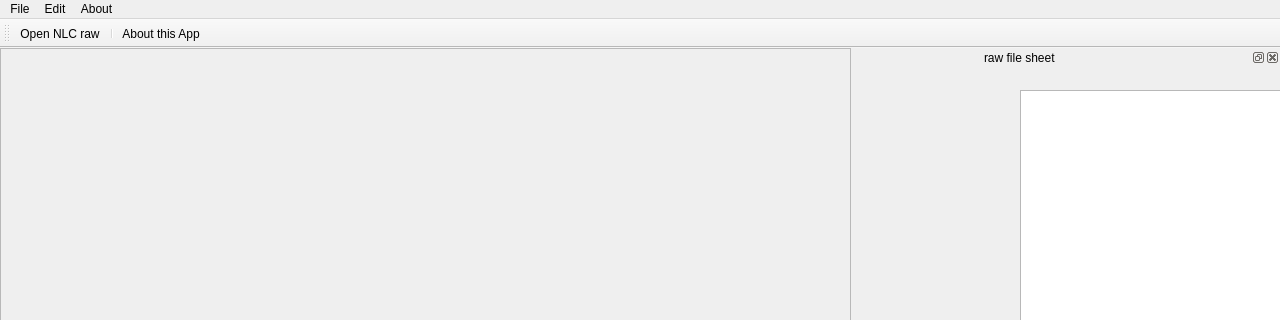
The window that ui/mainwindow.ui (JonahZeng/sensor_linear_feature) describes before a commit, drawn with Qt 5; both pictures show x 0 to 1280 and y 0 to 320 of the 1280 by 800 pixel window.
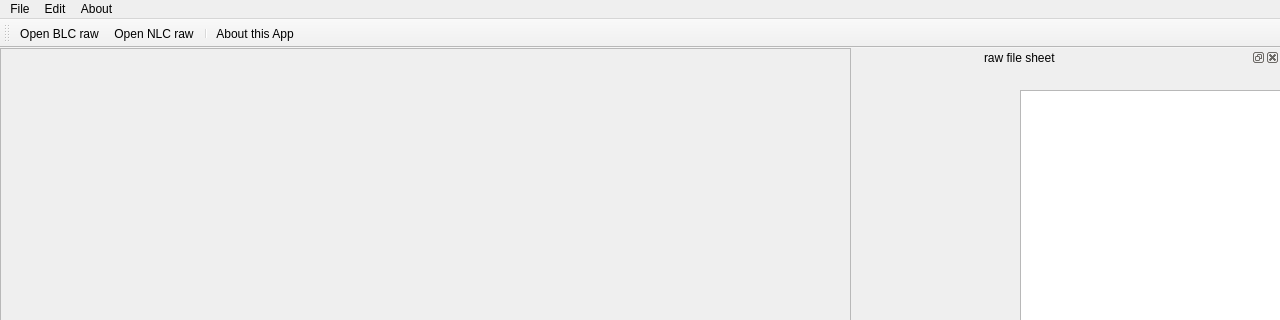
The same window after the commit. Icons and pictures are not drawn.

What changed in the file:
```diff
--- a/ui/mainwindow.ui
+++ b/ui/mainwindow.ui
@@ -107,6 +107,7 @@
    <attribute name="toolBarBreak">
     <bool>false</bool>
    </attribute>
+   <addaction name="action_Open_BLC_raw"/>
    <addaction name="actionOpenNLC"/>
    <addaction name="separator"/>
    <addaction name="actionAbout_this_App"/>
```
Left out of the diff: 6 changed lines with no effect on the pictures.
